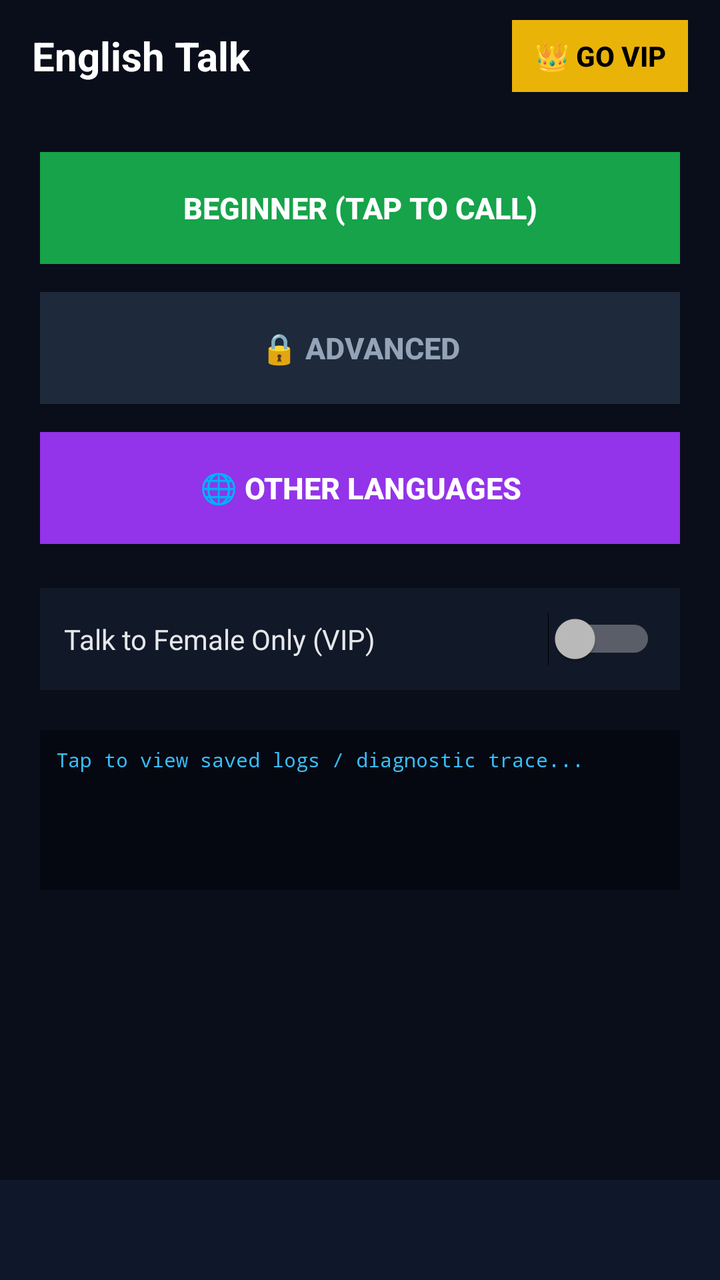
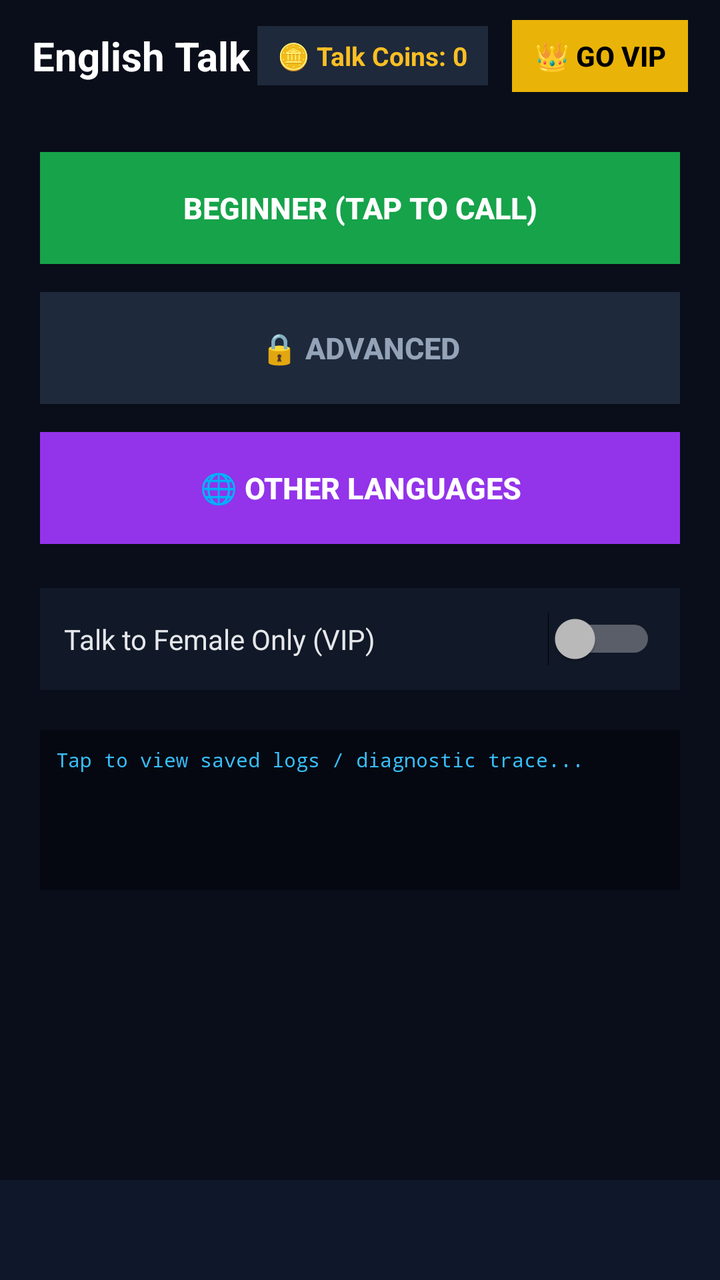

Compare the two renders of this Android layout. The source of the first and the diff that turns it into the second are given below.
<!-- AndroidManifest.xml: application theme android:Theme.Material.NoActionBar -->
<!-- res/layout/activity_main.xml -->
<?xml version="1.0" encoding="utf-8"?>
<RelativeLayout xmlns:android="http://schemas.android.com/apk/res/android"
    android:layout_width="match_parent"
    android:layout_height="match_parent"
    android:background="#0A0E1A">

    
    <RelativeLayout
        android:id="@+id/layoutHeader"
        android:layout_width="match_parent"
        android:layout_height="56dp"
        android:paddingHorizontal="16dp">

        <TextView
            android:layout_width="wrap_content"
            android:layout_height="wrap_content"
            android:layout_centerVertical="true"
            android:text="English Talk"
            android:textColor="#FFFFFF"
            android:textSize="20sp"
            android:textStyle="bold" />

        <Button
            android:id="@+id/btnVip"
            android:layout_width="wrap_content"
            android:layout_height="36dp"
            android:layout_alignParentEnd="true"
            android:layout_centerVertical="true"
            android:background="#EAB308"
            android:text="👑 GO VIP"
            android:textColor="#000000"
            android:textStyle="bold" />
    </RelativeLayout>

    
    <FrameLayout
        android:id="@+id/containerContent"
        android:layout_width="match_parent"
        android:layout_height="match_parent"
        android:layout_above="@+id/layoutBannerAd"
        android:layout_below="@id/layoutHeader">

        
        <ScrollView
            android:layout_width="match_parent"
            android:layout_height="match_parent"
            android:fillViewport="true">

            <LinearLayout
                android:id="@+id/layoutDashboard"
                android:layout_width="match_parent"
                android:layout_height="wrap_content"
                android:gravity="center_horizontal"
                android:orientation="vertical"
                android:padding="20dp">

                <TextView
                    android:id="@+id/tvLockProgressPopup"
                    android:layout_width="match_parent"
                    android:layout_height="wrap_content"
                    android:layout_marginBottom="16dp"
                    android:background="#DC2626"
                    android:gravity="center"
                    android:padding="12dp"
                    android:text="Complete 20 calls (4+ mins each in Beginner) to unlock Advanced."
                    android:textColor="#FFFFFF"
                    android:textSize="13sp"
                    android:textStyle="bold"
                    android:visibility="gone" />

                
                <Button
                    android:id="@+id/btnBeginner"
                    android:layout_width="match_parent"
                    android:layout_height="56dp"
                    android:layout_marginBottom="14dp"
                    android:background="#16A34A"
                    android:text="BEGINNER (TAP TO CALL)"
                    android:textColor="#FFFFFF"
                    android:textSize="15sp"
                    android:textStyle="bold" />

                <Button
                    android:id="@+id/btnAdvanced"
                    android:layout_width="match_parent"
                    android:layout_height="56dp"
                    android:layout_marginBottom="14dp"
                    android:background="#1E293B"
                    android:text="🔒 ADVANCED"
                    android:textColor="#94A3B8"
                    android:textSize="15sp"
                    android:textStyle="bold" />

                
                <Button
                    android:id="@+id/btnOtherLanguages"
                    android:layout_width="match_parent"
                    android:layout_height="56dp"
                    android:layout_marginBottom="14dp"
                    android:background="#9333EA"
                    android:text="🌐 OTHER LANGUAGES"
                    android:textColor="#FFFFFF"
                    android:textSize="15sp"
                    android:textStyle="bold" />

                
                <Button
                    android:id="@+id/btnReconnectLast"
                    android:layout_width="match_parent"
                    android:layout_height="50dp"
                    android:layout_marginBottom="16dp"
                    android:background="#0284C7"
                    android:text="🔄 Reconnect to the Last Caller"
                    android:textColor="#FFFFFF"
                    android:textSize="14sp"
                    android:textStyle="bold"
                    android:visibility="gone" />

                
                <LinearLayout
                    android:layout_width="match_parent"
                    android:layout_height="wrap_content"
                    android:layout_marginTop="8dp"
                    android:background="#111827"
                    android:gravity="center_vertical"
                    android:orientation="horizontal"
                    android:padding="12dp">

                    <TextView
                        android:layout_width="0dp"
                        android:layout_height="wrap_content"
                        android:layout_weight="1"
                        android:text="Talk to Female Only (VIP)"
                        android:textColor="#E5E7EB"
                        android:textSize="14sp" />

                    <Switch
                        android:id="@+id/switchFemaleFilter"
                        android:layout_width="wrap_content"
                        android:layout_height="wrap_content" />
                </LinearLayout>

                
                <TextView
                    android:id="@+id/tvConsoleLogs"
                    android:layout_width="match_parent"
                    android:layout_height="80dp"
                    android:layout_marginTop="20dp"
                    android:background="#050811"
                    android:fontFamily="monospace"
                    android:padding="8dp"
                    android:text="Tap to view saved logs / diagnostic trace..."
                    android:textColor="#38BDF8"
                    android:textSize="10sp" />
            </LinearLayout>
        </ScrollView>

        
        <ScrollView
            android:id="@+id/layoutLanguages"
            android:layout_width="match_parent"
            android:layout_height="match_parent"
            android:fillViewport="true"
            android:visibility="gone">

            <LinearLayout
                android:layout_width="match_parent"
                android:layout_height="wrap_content"
                android:orientation="vertical"
                android:padding="16dp">

                <RelativeLayout
                    android:layout_width="match_parent"
                    android:layout_height="wrap_content"
                    android:layout_marginBottom="16dp">

                    <Button
                        android:id="@+id/btnBackFromLanguages"
                        android:layout_width="wrap_content"
                        android:layout_height="40dp"
                        android:background="#334155"
                        android:text="← BACK"
                        android:textColor="#FFFFFF"
                        android:textStyle="bold" />

                    <TextView
                        android:layout_width="wrap_content"
                        android:layout_height="wrap_content"
                        android:layout_centerInParent="true"
                        android:text="Select Language"
                        android:textColor="#FFFFFF"
                        android:textSize="18sp"
                        android:textStyle="bold" />
                </RelativeLayout>

                
                <Button
                    android:id="@+id/btnLangHindi"
                    android:layout_width="match_parent"
                    android:layout_height="50dp"
                    android:layout_marginBottom="10dp"
                    android:background="#1E293B"
                    android:text="🇮🇳 HINDI"
                    android:textColor="#FFFFFF"
                    android:textSize="14sp"
                    android:textStyle="bold" />

                <Button
                    android:id="@+id/btnLangPunjabi"
                    android:layout_width="match_parent"
                    android:layout_height="50dp"
                    android:layout_marginBottom="10dp"
                    android:background="#1E293B"
                    android:text="🇮🇳 PUNJABI"
                    android:textColor="#FFFFFF"
                    android:textSize="14sp"
                    android:textStyle="bold" />

                <Button
                    android:id="@+id/btnLangMarathi"
                    android:layout_width="match_parent"
                    android:layout_height="50dp"
                    android:layout_marginBottom="10dp"
                    android:background="#1E293B"
                    android:text="🇮🇳 MARATHI"
                    android:textColor="#FFFFFF"
                    android:textSize="14sp"
                    android:textStyle="bold" />

                <Button
                    android:id="@+id/btnLangBengali"
                    android:layout_width="match_parent"
                    android:layout_height="50dp"
                    android:layout_marginBottom="10dp"
                    android:background="#1E293B"
                    android:text="🇮🇳 BENGALI"
                    android:textColor="#FFFFFF"
                    android:textSize="14sp"
                    android:textStyle="bold" />

                <Button
                    android:id="@+id/btnLangBhojpuri"
                    android:layout_width="match_parent"
                    android:layout_height="50dp"
                    android:layout_marginBottom="10dp"
                    android:background="#1E293B"
                    android:text="🇮🇳 BHOJPURI"
                    android:textColor="#FFFFFF"
                    android:textSize="14sp"
                    android:textStyle="bold" />

                <Button
                    android:id="@+id/btnLangGujarati"
                    android:layout_width="match_parent"
                    android:layout_height="50dp"
                    android:layout_marginBottom="10dp"
                    android:background="#1E293B"
                    android:text="🇮🇳 GUJARATI"
                    android:textColor="#FFFFFF"
                    android:textSize="14sp"
                    android:textStyle="bold" />

                <Button
                    android:id="@+id/btnLangKannada"
                    android:layout_width="match_parent"
                    android:layout_height="50dp"
                    android:layout_marginBottom="10dp"
                    android:background="#1E293B"
                    android:text="🇮🇳 KANNADA"
                    android:textColor="#FFFFFF"
                    android:textSize="14sp"
                    android:textStyle="bold" />

                <Button
                    android:id="@+id/btnLangMalayalam"
                    android:layout_width="match_parent"
                    android:layout_height="50dp"
                    android:layout_marginBottom="10dp"
                    android:background="#1E293B"
                    android:text="🇮🇳 MALAYALAM"
                    android:textColor="#FFFFFF"
                    android:textSize="14sp"
                    android:textStyle="bold" />

                <Button
                    android:id="@+id/btnLangTamil"
                    android:layout_width="match_parent"
                    android:layout_height="50dp"
                    android:layout_marginBottom="10dp"
                    android:background="#1E293B"
                    android:text="🇮🇳 TAMIL"
                    android:textColor="#FFFFFF"
                    android:textSize="14sp"
                    android:textStyle="bold" />

                <Button
                    android:id="@+id/btnLangTelugu"
                    android:layout_width="match_parent"
                    android:layout_height="50dp"
                    android:layout_marginBottom="10dp"
                    android:background="#1E293B"
                    android:text="🇮🇳 TELUGU"
                    android:textColor="#FFFFFF"
                    android:textSize="14sp"
                    android:textStyle="bold" />

                <Button
                    android:id="@+id/btnLangUrdu"
                    android:layout_width="match_parent"
                    android:layout_height="50dp"
                    android:layout_marginBottom="10dp"
                    android:background="#1E293B"
                    android:text="🇮🇳 URDU"
                    android:textColor="#FFFFFF"
                    android:textSize="14sp"
                    android:textStyle="bold" />

                <Button
                    android:id="@+id/btnLangArabic"
                    android:layout_width="match_parent"
                    android:layout_height="50dp"
                    android:layout_marginBottom="16dp"
                    android:background="#1E293B"
                    android:text="🇦🇪 ARABIC"
                    android:textColor="#FFFFFF"
                    android:textSize="14sp"
                    android:textStyle="bold" />
            </LinearLayout>
        </ScrollView>

        
        <LinearLayout
            android:id="@+id/layoutSearching"
            android:layout_width="match_parent"
            android:layout_height="match_parent"
            android:gravity="center"
            android:orientation="vertical"
            android:padding="24dp"
            android:visibility="gone">

            <ProgressBar
                android:layout_width="64dp"
                android:layout_height="64dp"
                android:layout_marginBottom="24dp" />

            <TextView
                android:id="@+id/tvSearchingStatus"
                android:layout_width="wrap_content"
                android:layout_height="wrap_content"
                android:layout_marginBottom="32dp"
                android:gravity="center"
                android:text="Searching for a conversation partner..."
                android:textColor="#FFFFFF"
                android:textSize="16sp" />

            <Button
                android:id="@+id/btnCancelSearch"
                android:layout_width="200dp"
                android:layout_height="48dp"
                android:background="#EF4444"
                android:text="CANCEL SEARCH"
                android:textColor="#FFFFFF"
                android:textStyle="bold" />
        </LinearLayout>

        
        <LinearLayout
            android:id="@+id/layoutCall"
            android:layout_width="match_parent"
            android:layout_height="match_parent"
            android:gravity="center_horizontal"
            android:orientation="vertical"
            android:padding="24dp"
            android:visibility="gone">

            <TextView
                android:id="@+id/tvCallPartnerName"
                android:layout_width="wrap_content"
                android:layout_height="wrap_content"
                android:layout_marginTop="40dp"
                android:text="Connected"
                android:textColor="#FFFFFF"
                android:textSize="22sp"
                android:textStyle="bold" />

            <TextView
                android:id="@+id/tvCallTimer"
                android:layout_width="wrap_content"
                android:layout_height="wrap_content"
                android:layout_marginTop="16dp"
                android:text="00:00"
                android:textColor="#38BDF8"
                android:textSize="36sp"
                android:textStyle="bold" />

            <View
                android:layout_width="match_parent"
                android:layout_height="0dp"
                android:layout_weight="1" />

            
            <LinearLayout
                android:layout_width="match_parent"
                android:layout_height="wrap_content"
                android:gravity="center"
                android:orientation="horizontal">

                <Button
                    android:id="@+id/btnMute"
                    android:layout_width="64dp"
                    android:layout_height="64dp"
                    android:layout_marginEnd="24dp"
                    android:background="#334155"
                    android:text="🎤"
                    android:textSize="22sp" />

                <Button
                    android:id="@+id/btnSpeaker"
                    android:layout_width="64dp"
                    android:layout_height="64dp"
                    android:layout_marginStart="24dp"
                    android:background="#334155"
                    android:text="🔈"
                    android:textSize="22sp" />
            </LinearLayout>

            <Button
                android:id="@+id/btnEndCall"
                android:layout_width="match_parent"
                android:layout_height="54dp"
                android:layout_marginTop="40dp"
                android:layout_marginBottom="24dp"
                android:background="#DC2626"
                android:text="END CALL"
                android:textColor="#FFFFFF"
                android:textSize="16sp"
                android:textStyle="bold" />
        </LinearLayout>

    </FrameLayout>

    
    <FrameLayout
        android:id="@+id/layoutBannerAd"
        android:layout_width="match_parent"
        android:layout_height="50dp"
        android:layout_alignParentBottom="true"
        android:background="#0F172A" />

</RelativeLayout>
<!-- resources referenced by this layout -->
<resources>

</resources>

<!-- the commit's change to res/layout/activity_main.xml (unified diff, before → after) -->
@@ -20,16 +20,37 @@
             android:textSize="20sp"
             android:textStyle="bold" />
 
-        <Button
-            android:id="@+id/btnVip"
+        <LinearLayout
             android:layout_width="wrap_content"
-            android:layout_height="36dp"
+            android:layout_height="wrap_content"
             android:layout_alignParentEnd="true"
             android:layout_centerVertical="true"
-            android:background="#EAB308"
-            android:text="👑 GO VIP"
-            android:textColor="#000000"
-            android:textStyle="bold" />
+            android:gravity="center_vertical"
+            android:orientation="horizontal">
+
+            
+            <TextView
+                android:id="@+id/tvTalkCoinsBadge"
+                android:layout_width="wrap_content"
+                android:layout_height="wrap_content"
+                android:layout_marginEnd="12dp"
+                android:background="#1E293B"
+                android:paddingHorizontal="10dp"
+                android:paddingVertical="6dp"
+                android:text="🪙 Talk Coins: 0"
+                android:textColor="#FBBF24"
+                android:textSize="13sp"
+                android:textStyle="bold" />
+
+            <Button
+                android:id="@+id/btnVip"
+                android:layout_width="wrap_content"
+                android:layout_height="36dp"
+                android:background="#EAB308"
+                android:text="👑 GO VIP"
+                android:textColor="#000000"
+                android:textStyle="bold" />
+        </LinearLayout>
     </RelativeLayout>
 
     
@@ -187,9 +208,9 @@
                         android:layout_width="wrap_content"
                         android:layout_height="wrap_content"
                         android:layout_centerInParent="true"
-                        android:text="Select Language"
+                        android:text="Select Language (Cost: 1 Coin)"
                         android:textColor="#FFFFFF"
-                        android:textSize="18sp"
+                        android:textSize="16sp"
                         android:textStyle="bold" />
                 </RelativeLayout>
 
